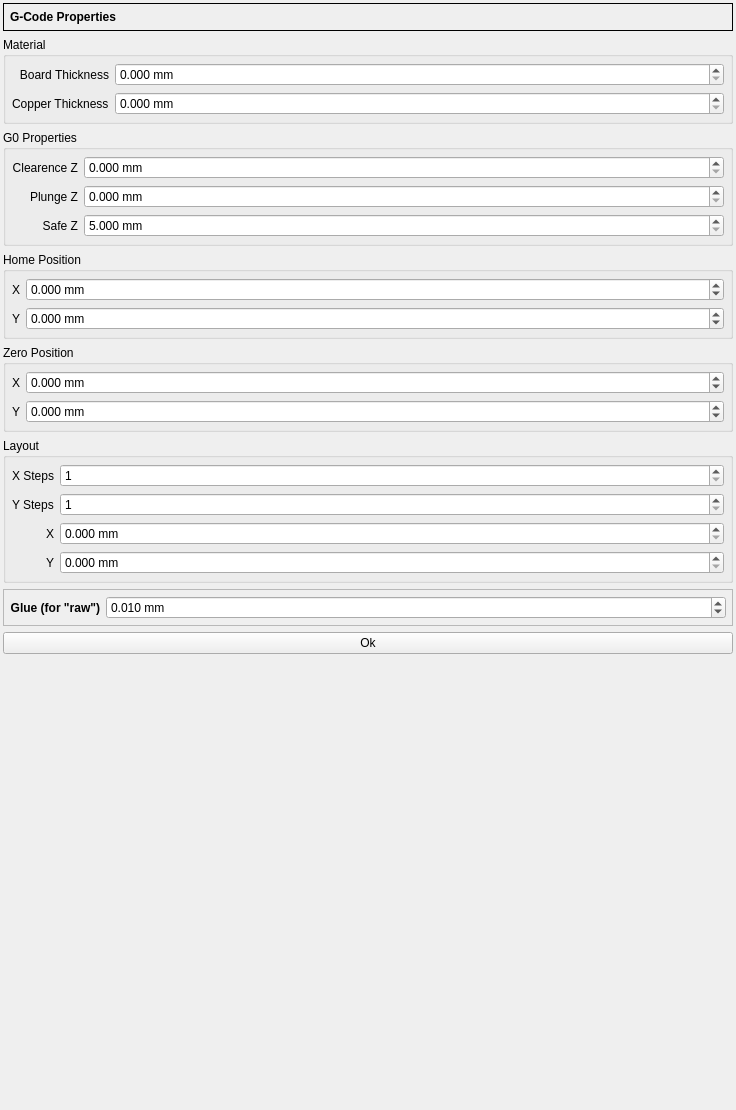
The window that G2G/forms/gcodepropertiesform.ui (XRay3D/GERBER_X3) describes before a commit, drawn with Qt 5.
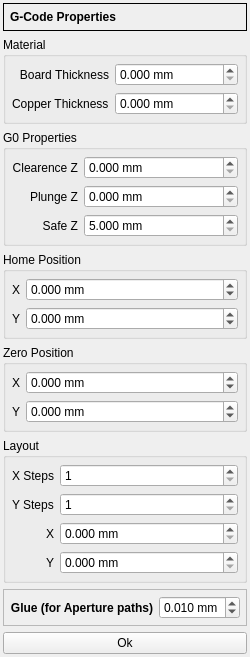
The same window after the commit. Custom widgets are drawn as their Qt base class.

What changed in the file:
```diff
--- a/G2G/forms/gcodepropertiesform.ui
+++ b/G2G/forms/gcodepropertiesform.ui
@@ -6,8 +6,8 @@
    <rect>
     <x>0</x>
     <y>0</y>
-    <width>736</width>
-    <height>1110</height>
+    <width>250</width>
+    <height>582</height>
    </rect>
   </property>
   <property name="minimumSize">
@@ -554,7 +554,7 @@
          </font>
         </property>
         <property name="text">
-         <string>Glue (for &quot;raw&quot;)</string>
+         <string>Glue (for Aperture paths)</string>
         </property>
         <property name="alignment">
          <set>Qt::AlignRight|Qt::AlignTrailing|Qt::AlignVCenter</set>
```
